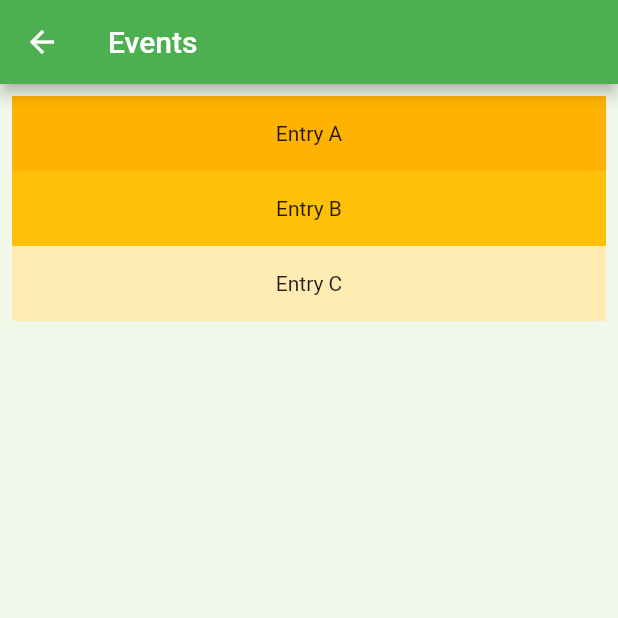
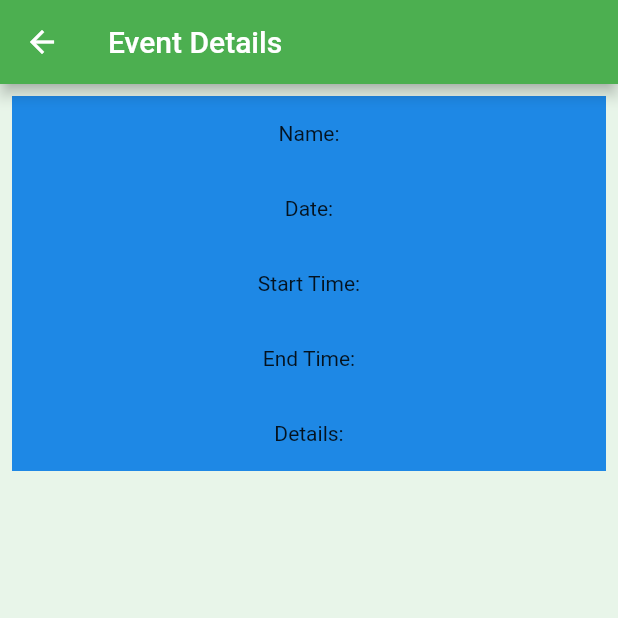
Before and after one commit to techlanta/LetsPlayAtl, a Flutter app: the EventList screen opened by its route, after a tap on "Entry A", on a phone screen of 412 x 824 dp, the top half of it. Run offline on Flutter 3.47's test engine with Material 2 defaults, Android fonts, the phone set to English and light mode, and no system bars; missing offline and left inert: date_utils.

Commit message:
fixed transition to event details

```diff
--- a/lib/main.dart
+++ b/lib/main.dart
@@ -1,4 +1,5 @@
 import 'package:flutter/material.dart';
+import 'package:lets_play_atl/screens/eventDetails.dart';
 import 'package:lets_play_atl/screens/registrationScreen.dart';
 import 'package:lets_play_atl/screens/loginScreen.dart';
 import 'package:lets_play_atl/screens/eventList.dart';
@@ -14,6 +15,7 @@ class MyApp extends StatelessWidget {
         '/register': (BuildContext context) => new RegistrationScreen(),
         '/login': (BuildContext context) => new LoginScreen(),
         '/events': (BuildContext context) => new EventList(),
+        '/eventDetails': (BuildContext context) => new EventDetails(),
       },
       theme: ThemeData(
         primarySwatch: Colors.green,
--- /dev/null
+++ b/lib/screens/eventDetails.dart
@@ -0,0 +1,65 @@
+import 'package:flutter/material.dart';
+
+class EventDetails extends StatefulWidget {
+  @override
+  _EventDetailsState createState() => _EventDetailsState();
+
+}
+
+class _EventDetailsState extends State<EventDetails> {
+  @override
+  Widget build(BuildContext context) {
+    return new Scaffold(
+      appBar: AppBar(
+        title: Text("Event Details"),
+      ),
+      backgroundColor: Colors.green[50],
+      resizeToAvoidBottomPadding: false,
+//            body: Container(
+////                crossAxisAlignment: CrossAxisAlignment.center, children: <
+//                Widget>[
+      body:
+      Container(
+        child: ListView(
+            padding: const EdgeInsets.all(8.0),
+            children: <Widget>[
+              GestureDetector(
+                onTap: () {},
+                child: Container(
+                  height: 50,
+                  color: Colors.blue[600],
+                  child: const Center(child: Text('Name:')),
+                ),),
+              GestureDetector(
+                onTap: () {},
+                child: Container(
+                  height: 50,
+                  color: Colors.blue[600],
+                  child: const Center(child: Text('Date:')),
+                ),),
+              GestureDetector(
+                onTap: () {},
+                child: Container(
+                  height: 50,
+                  color: Colors.blue[600],
+                  child: const Center(child: Text('Start Time:')),
+                ),),
+              GestureDetector(
+                onTap: () {},
+                child: Container(
+                  height: 50,
+                  color: Colors.blue[600],
+                  child: const Center(child: Text('End Time:')),
+                ),),
+              GestureDetector(
+                onTap: () {},
+                child: Container(
+                  height: 50,
+                  color: Colors.blue[600],
+                  child: const Center(child: Text('Details:')),
+                ),),
+            ]),
+      ),
+    );
+  }
+}
--- a/lib/screens/eventList.dart
+++ b/lib/screens/eventList.dart
@@ -24,7 +24,9 @@ class _EventListState extends State<EventList> {
                         padding: const EdgeInsets.all(8.0),
                             children: <Widget>[
                                 GestureDetector(
-                                    onTap: () {},
+                                    onTap: () {
+                                      Navigator.of(context).pushNamed('/eventDetails');
+                                    },
                                     child: Container(
                                     height: 50,
                                     color: Colors.amber[600],
```
